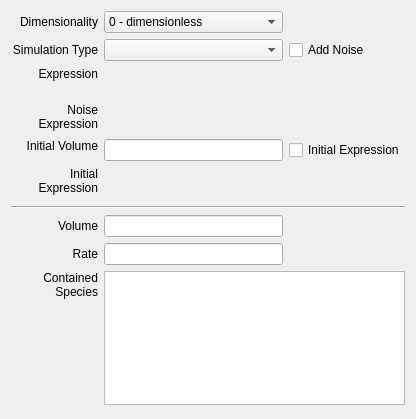
Above: copasi/UI/CQCompartment.ui from copasi/COPASI before the change. Below: the same form after it.
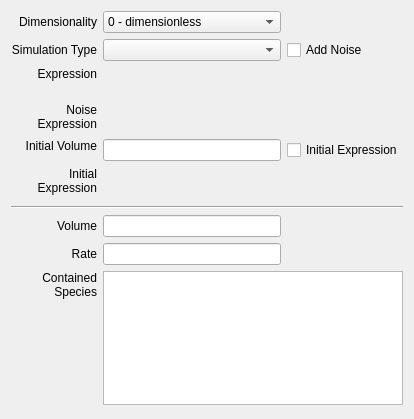
That is the form after the change. Custom widgets are drawn as their Qt base class.

Commit message: - issue 2422: fix for stretching of detail widgets for develop

Diff of the .ui file:
```diff
--- a/copasi/UI/CQCompartment.ui
+++ b/copasi/UI/CQCompartment.ui
@@ -26,7 +26,7 @@
    <rect>
     <x>0</x>
     <y>0</y>
-    <width>416</width>
+    <width>399</width>
     <height>419</height>
    </rect>
   </property>
@@ -39,7 +39,7 @@
   <property name="caption" stdset="0">
    <string>Compartment</string>
   </property>
-  <layout class="QGridLayout" name="gridLayout">
+  <layout class="QGridLayout" name="gridLayout" columnstretch="0,1,0,0">
    <item row="3" column="1" colspan="3">
     <widget class="CQExpressionMmlStackedWidget" name="mpNoiseExpressionWidget">
      <property name="sizePolicy">
```
The commit also changes 5 other files.
